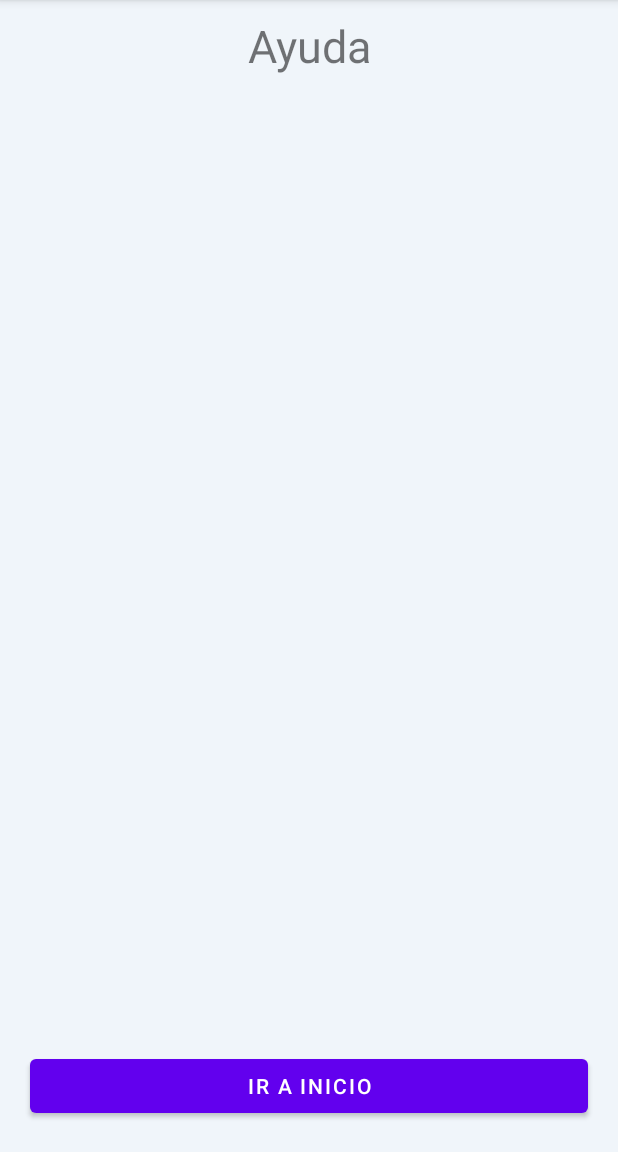
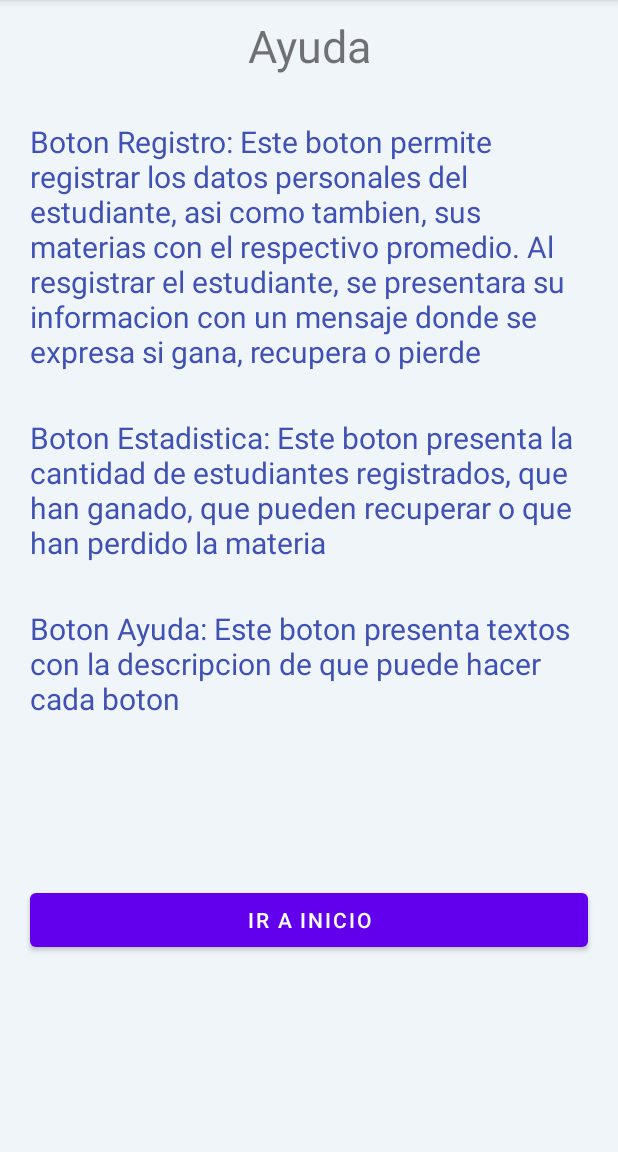
Before and after one commit to dicoaa/AndroidSaltamontes, an Android app: the ActivityAyuda screen opened directly, with no data from a screen before it, on a phone screen of 412 x 824 dp, the part 84-1236 px from its top. Run offline under Robolectric (Android 15) with nearby library versions, the phone set to English and light mode, and no system bars.

```diff
--- a/app/src/main/java/com/dicoaa/colegiosaltamontes2/clases/Materia.kt
+++ b/app/src/main/java/com/dicoaa/colegiosaltamontes2/clases/Materia.kt
@@ -1,6 +1,8 @@
 package com.dicoaa.colegiosaltamontes2.clases
 
-class Materia(nombre:String, nota:Double) {
+import java.io.Serializable
+
+class Materia(nombre:String, nota:Double) : Serializable {
 
     var nombreMateria:String=nombre
     var promedioMateria:Double=nota
--- a/app/src/main/res/layout-land/activity_ayuda.xml
+++ b/app/src/main/res/layout-land/activity_ayuda.xml
@@ -6,6 +6,10 @@
     android:background="#F0F5FA"
     android:orientation="vertical"
     tools:context=".activities.MainActivity">
+
+    <ScrollView
+        android:layout_width="match_parent"
+        android:layout_height="match_parent">
 
         <LinearLayout
             android:layout_width="match_parent"
@@ -17,24 +21,47 @@
                 android:layout_width="match_parent"
                 android:layout_height="wrap_content"
                 android:layout_marginTop="10dp"
-            android:layout_marginBottom="30dp"
                 android:text="Ayuda"
                 android:textAlignment="center"
                 android:textSize="30dp" />
 
-    </LinearLayout>
+            <TextView
+                android:layout_width="match_parent"
+                android:layout_height="wrap_content"
+                android:layout_marginTop="10dp"
+                android:textColor="#3F51B5"
+                android:text="Boton Registro: Este boton permite registrar los datos personales del estudiante, asi como tambien, sus materias con el respectivo promedio. Al resgistrar el estudiante, se presentara su informacion con un mensaje donde se expresa si gana, recupera o pierde"
+                android:textSize="20dp"
+                android:layout_marginLeft="20dp"
+                android:layout_marginRight="20dp"
+                android:gravity="center_vertical"/>
 
-    <LinearLayout
+            <TextView
                 android:layout_width="match_parent"
-        android:layout_height="match_parent"
-        android:orientation="vertical"
-        android:gravity="bottom">
+                android:layout_height="wrap_content"
+                android:layout_marginTop="10dp"
+                android:textColor="#3F51B5"
+                android:text="Boton Estadistica: Este boton presenta la cantidad de estudiantes registrados, que han ganado, que pueden recuperar o que han perdido la materia"
+                android:layout_marginLeft="20dp"
+                android:layout_marginRight="20dp"
+                android:textSize="20dp" />
+
+            <TextView
+                android:layout_width="match_parent"
+                android:layout_height="wrap_content"
+                android:layout_marginLeft="20dp"
+                android:layout_marginTop="10dp"
+                android:layout_marginRight="20dp"
+                android:text="Boton Ayuda: Este boton presenta textos con la descripcion de que puede hacer cada boton"
+                android:textColor="#3F51B5"
+                android:textSize="20dp" />
 
             <Button
                 android:id="@+id/btnSalirAyuda"
                 android:layout_width="match_parent"
                 android:layout_height="wrap_content"
                 android:text="Ir a Inicio"
+                android:layout_marginTop="25dp"
                 android:layout_marginLeft="20dp"
                 android:layout_marginRight="20dp"
                 android:layout_marginBottom="20dp"
@@ -42,4 +69,6 @@
 
         </LinearLayout>
 
+    </ScrollView>
+
 </LinearLayout>
--- a/app/src/main/res/layout/activity_ayuda.xml
+++ b/app/src/main/res/layout/activity_ayuda.xml
@@ -6,6 +6,7 @@
     android:background="#F0F5FA"
     android:orientation="vertical"
     tools:context=".activities.MainActivity">
+
 
     <LinearLayout
         android:layout_width="match_parent"
@@ -17,10 +18,40 @@
             android:layout_width="match_parent"
             android:layout_height="wrap_content"
             android:layout_marginTop="10dp"
-            android:layout_marginBottom="30dp"
             android:text="Ayuda"
             android:textAlignment="center"
             android:textSize="30dp" />
+
+        <TextView
+            android:layout_width="match_parent"
+            android:layout_height="wrap_content"
+            android:layout_marginTop="30dp"
+            android:textColor="#3F51B5"
+            android:text="Boton Registro: Este boton permite registrar los datos personales del estudiante, asi como tambien, sus materias con el respectivo promedio. Al resgistrar el estudiante, se presentara su informacion con un mensaje donde se expresa si gana, recupera o pierde"
+            android:textSize="20dp"
+            android:layout_marginLeft="20dp"
+            android:layout_marginRight="20dp"
+            android:gravity="center_vertical"/>
+
+        <TextView
+            android:layout_width="match_parent"
+            android:layout_height="wrap_content"
+            android:layout_marginTop="30dp"
+            android:textColor="#3F51B5"
+            android:text="Boton Estadistica: Este boton presenta la cantidad de estudiantes registrados, que han ganado, que pueden recuperar o que han perdido la materia"
+            android:layout_marginLeft="20dp"
+            android:layout_marginRight="20dp"
+            android:textSize="20dp" />
+
+        <TextView
+            android:layout_width="match_parent"
+            android:layout_height="wrap_content"
+            android:layout_marginLeft="20dp"
+            android:layout_marginTop="30dp"
+            android:layout_marginRight="20dp"
+            android:text="Boton Ayuda: Este boton presenta textos con la descripcion de que puede hacer cada boton"
+            android:textColor="#3F51B5"
+            android:textSize="20dp" />
 
     </LinearLayout>
 
@@ -28,7 +59,7 @@
         android:layout_width="match_parent"
         android:layout_height="match_parent"
         android:orientation="vertical"
-        android:gravity="bottom">
+        android:gravity="center">
 
         <Button
             android:id="@+id/btnSalirAyuda"
```
Also changed, not shown: app/src/main/java/com/dicoaa/colegiosaltamontes2/activities/ActivityImpresion.kt (+13 -27 lines), app/src/main/java/com/dicoaa/colegiosaltamontes2/activities/ActivityRegistro.kt (+116 -64 lines), app/src/main/java/com/dicoaa/colegiosaltamontes2/activities/MainActivity.kt (+19 -1 lines), app/src/main/java/com/dicoaa/colegiosaltamontes2/clases/Estudiante.kt (+14 -5 lines), app/src/main/java/com/dicoaa/colegiosaltamontes2/clases/Operaciones.kt (+28 -7 lines), app/src/main/res/layout-land/activity_impresion.xml (+5 -4 lines). Lines whose indentation alone changed are shown as unchanged.
